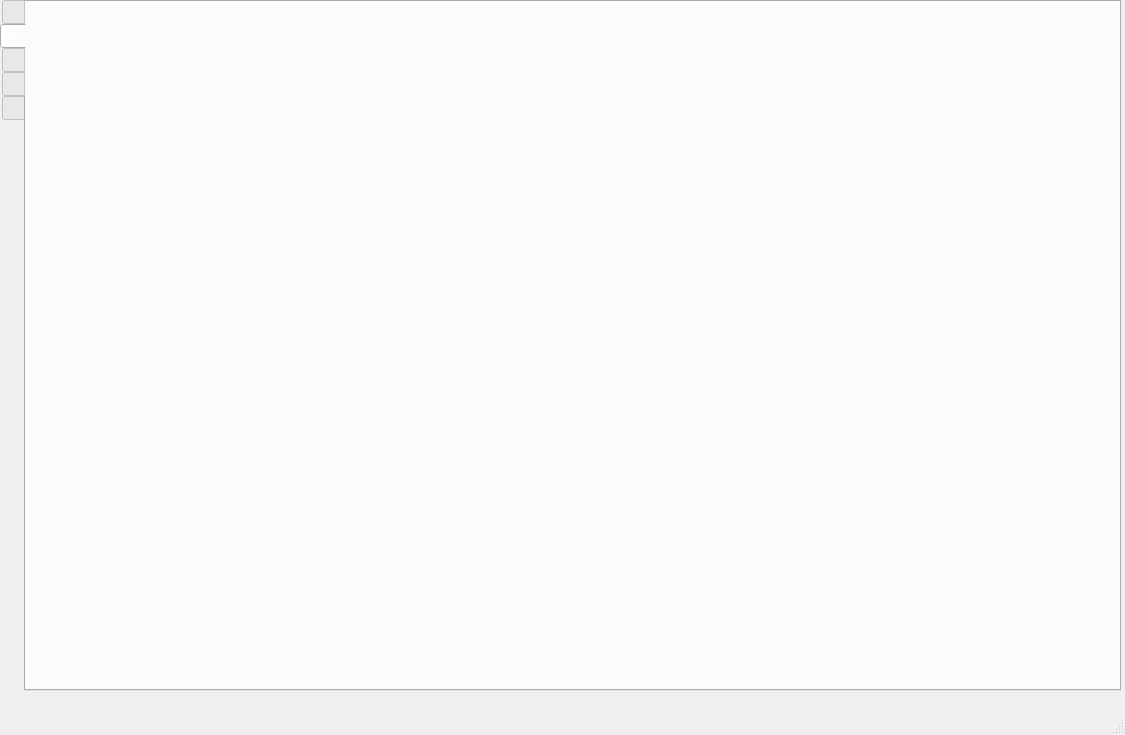
grigoriy-st/YandexLyceum, file Yandex_lyceum/Python/PyQt_Projects/Gnosi/UI/Главное окно c tabWidget.ui: the form before one commit.
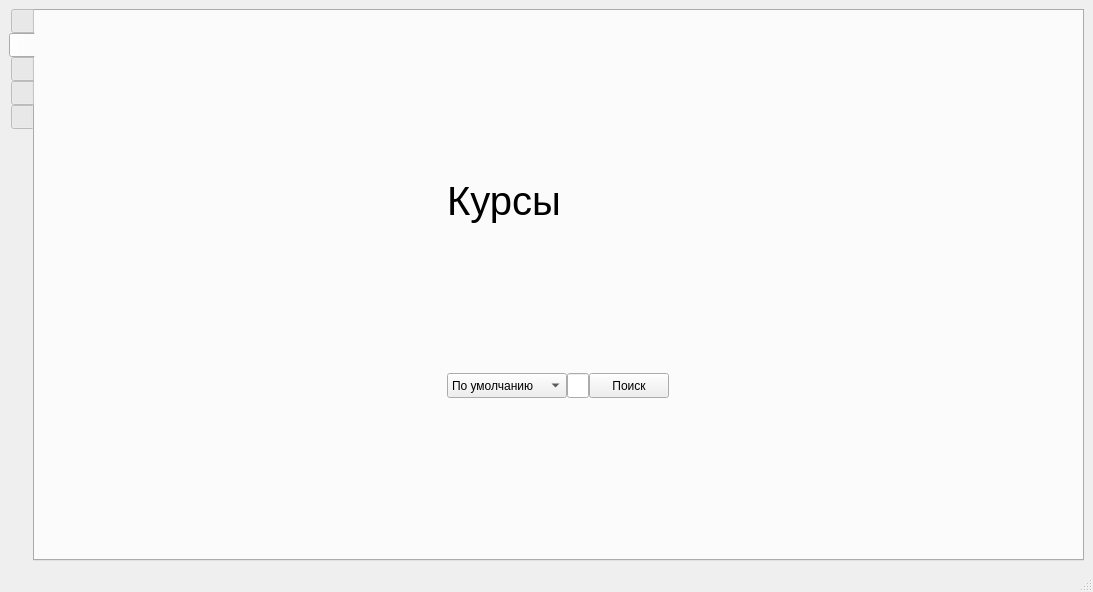
The form after the commit. The open tabs and pages were chosen to show the change. Icons and pictures are not drawn.

Commit message: Edited main UI in Gnosi project

Patch:
```diff
--- a/Yandex_lyceum/Python/PyQt_Projects/Gnosi/UI/Главное окно c tabWidget.ui
+++ b/Yandex_lyceum/Python/PyQt_Projects/Gnosi/UI/Главное окно c tabWidget.ui
@@ -6,8 +6,8 @@
    <rect>
     <x>0</x>
     <y>0</y>
-    <width>1125</width>
-    <height>735</height>
+    <width>1093</width>
+    <height>592</height>
    </rect>
   </property>
   <property name="windowTitle">
@@ -17,15 +17,9 @@
    <property name="styleSheet">
     <string notr="true"/>
    </property>
+   <layout class="QHBoxLayout" name="horizontalLayout_5">
+    <item>
    <widget class="QTabWidget" name="tabWidget">
-    <property name="geometry">
-     <rect>
-      <x>0</x>
-      <y>0</y>
-      <width>1121</width>
-      <height>691</height>
-     </rect>
-    </property>
     <property name="layoutDirection">
      <enum>Qt::LeftToRight</enum>
     </property>
@@ -78,6 +72,168 @@
      <attribute name="title">
       <string/>
      </attribute>
+       <layout class="QHBoxLayout" name="horizontalLayout_3">
+        <item>
+         <widget class="QStackedWidget" name="stackedWidget">
+          <property name="currentIndex">
+           <number>0</number>
+          </property>
+          <widget class="QWidget" name="home_page">
+           <layout class="QHBoxLayout" name="horizontalLayout_4">
+            <item>
+             <layout class="QVBoxLayout" name="verticalLayout_2" stretch="1,1,6">
+              <property name="spacing">
+               <number>0</number>
+              </property>
+              <property name="sizeConstraint">
+               <enum>QLayout::SetMaximumSize</enum>
+              </property>
+              <item>
+               <widget class="QLabel" name="label">
+                <property name="minimumSize">
+                 <size>
+                  <width>150</width>
+                  <height>60</height>
+                 </size>
+                </property>
+                <property name="maximumSize">
+                 <size>
+                  <width>120</width>
+                  <height>60</height>
+                 </size>
+                </property>
+                <property name="font">
+                 <font>
+                  <pointsize>30</pointsize>
+                  <bold>false</bold>
+                 </font>
+                </property>
+                <property name="text">
+                 <string>Курсы</string>
+                </property>
+               </widget>
+              </item>
+              <item>
+               <layout class="QHBoxLayout" name="horizontalLayout_2">
+                <property name="spacing">
+                 <number>0</number>
+                </property>
+                <property name="sizeConstraint">
+                 <enum>QLayout::SetMaximumSize</enum>
+                </property>
+                <property name="bottomMargin">
+                 <number>0</number>
+                </property>
+                <item>
+                 <widget class="QComboBox" name="comboBox">
+                  <property name="sizePolicy">
+                   <sizepolicy hsizetype="Preferred" vsizetype="Expanding">
+                    <horstretch>0</horstretch>
+                    <verstretch>0</verstretch>
+                   </sizepolicy>
+                  </property>
+                  <property name="minimumSize">
+                   <size>
+                    <width>120</width>
+                    <height>0</height>
+                   </size>
+                  </property>
+                  <property name="maximumSize">
+                   <size>
+                    <width>100</width>
+                    <height>25</height>
+                   </size>
+                  </property>
+                  <item>
+                   <property name="text">
+                    <string>По умолчанию</string>
+                   </property>
+                  </item>
+                  <item>
+                   <property name="text">
+                    <string>Новые</string>
+                   </property>
+                  </item>
+                  <item>
+                   <property name="text">
+                    <string>Прошлые</string>
+                   </property>
+                  </item>
+                  <item>
+                   <property name="text">
+                    <string>Популярные</string>
+                   </property>
+                  </item>
+                  <item>
+                   <property name="text">
+                    <string>Бесплатные</string>
+                   </property>
+                  </item>
+                 </widget>
+                </item>
+                <item>
+                 <widget class="QLineEdit" name="lineEdit">
+                  <property name="sizePolicy">
+                   <sizepolicy hsizetype="Preferred" vsizetype="Expanding">
+                    <horstretch>0</horstretch>
+                    <verstretch>0</verstretch>
+                   </sizepolicy>
+                  </property>
+                  <property name="maximumSize">
+                   <size>
+                    <width>600</width>
+                    <height>25</height>
+                   </size>
+                  </property>
+                 </widget>
+                </item>
+                <item>
+                 <widget class="QPushButton" name="pushButton">
+                  <property name="sizePolicy">
+                   <sizepolicy hsizetype="Preferred" vsizetype="Expanding">
+                    <horstretch>0</horstretch>
+                    <verstretch>0</verstretch>
+                   </sizepolicy>
+                  </property>
+                  <property name="maximumSize">
+                   <size>
+                    <width>80</width>
+                    <height>25</height>
+                   </size>
+                  </property>
+                  <property name="text">
+                   <string>Поиск</string>
+                  </property>
+                 </widget>
+                </item>
+               </layout>
+              </item>
+              <item>
+               <layout class="QGridLayout" name="gridLayout">
+                <property name="sizeConstraint">
+                 <enum>QLayout::SetMinimumSize</enum>
+                </property>
+                <property name="spacing">
+                 <number>0</number>
+                </property>
+               </layout>
+              </item>
+             </layout>
+            </item>
+           </layout>
+          </widget>
+          <widget class="QWidget" name="page_4">
+           <layout class="QHBoxLayout" name="horizontalLayout_6">
+            <item>
+             <layout class="QVBoxLayout" name="verticalLayout"/>
+            </item>
+           </layout>
+          </widget>
+          <widget class="QWidget" name="page"/>
+          <widget class="QWidget" name="my_courses_page"/>
+         </widget>
+        </item>
+       </layout>
     </widget>
     <widget class="QWidget" name="tab_my_courses">
      <attribute name="icon">
@@ -110,6 +266,8 @@
      </attribute>
     </widget>
    </widget>
+    </item>
+   </layout>
   </widget>
   <widget class="QMenuBar" name="menubar">
    <property name="geometry">
```
Left out of the diff: 5 changed lines with no effect on the pictures. Lines whose indentation alone changed are shown as unchanged. The commit also changes 1 other file.
